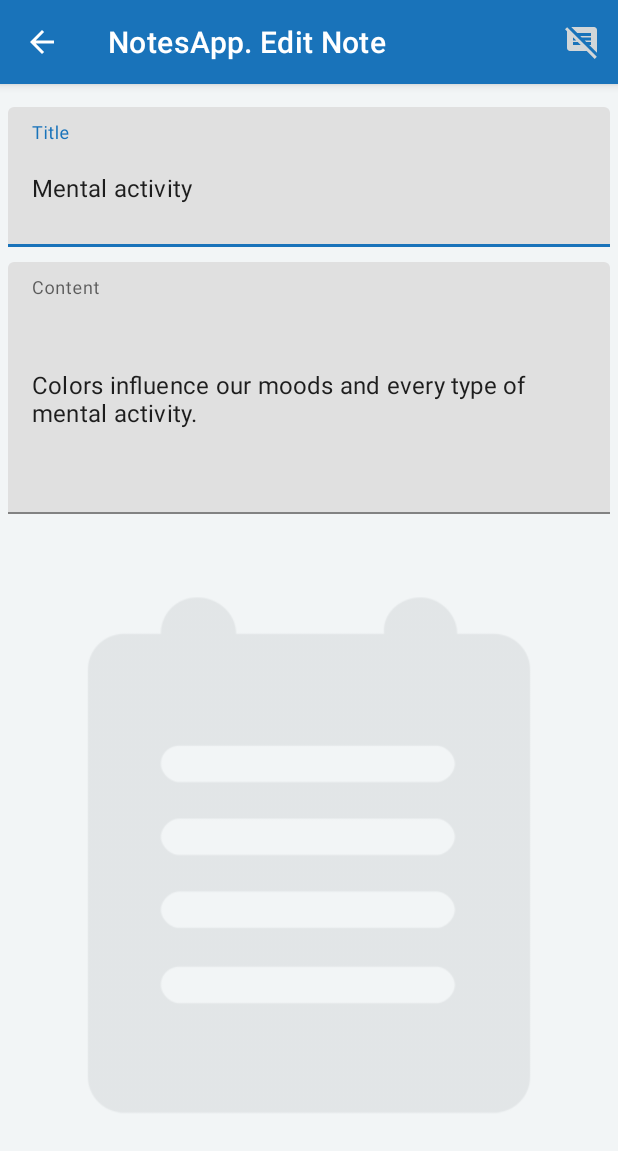
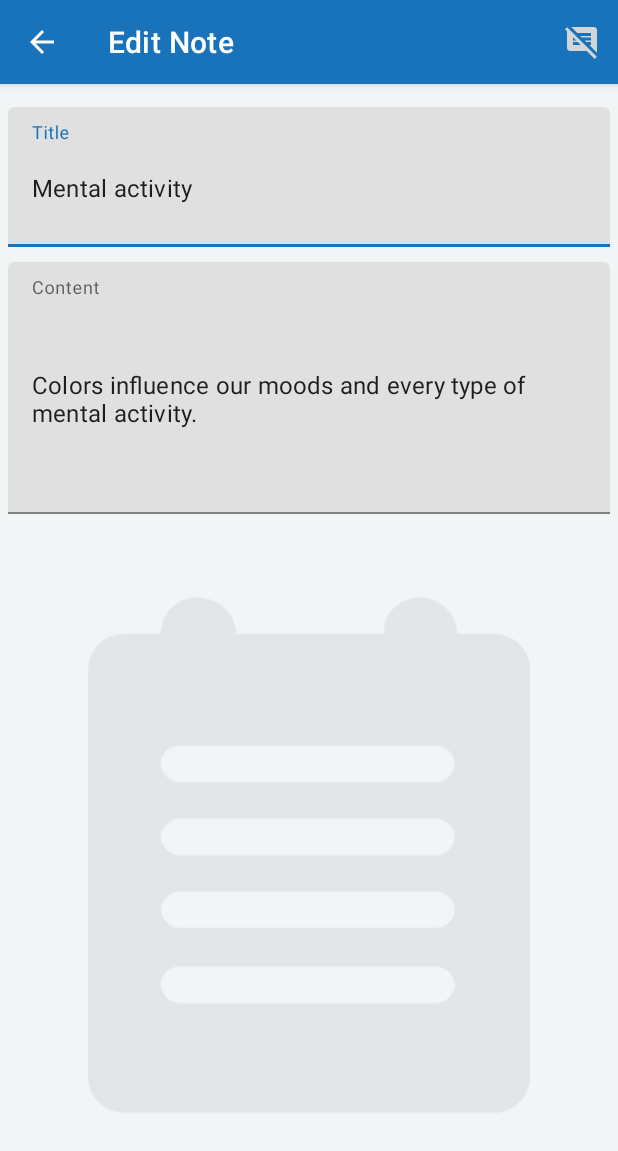
Before and after one commit to PobWalerii/NotesApp, an Android app: the screen it shows after launch (MainActivity), after a tap on "Mental activity", on a phone screen of 412 x 824 dp. Shown: the top 1151 px of the screen. Run offline under Robolectric (Android 15) with nearby library versions, the phone set to English and light mode, and no system bars; our stand-ins replace Dagger/Hilt's generated code, Room's generated code, data binding.

```diff
--- a/app/src/main/java/com/example/notesapp/data/repository/NotesRepository.kt
+++ b/app/src/main/java/com/example/notesapp/data/repository/NotesRepository.kt
@@ -82,9 +82,9 @@ class NotesRepository(
     fun getInitialDataUpload(): Boolean = successfulInitialDataUpload
 
     fun loadRemoteData(start: Boolean = false) {
+        job = CoroutineScope(Dispatchers.Default).launch {
             isLoadCanceled = false
-        serviceError.value =""
-        job = CoroutineScope(Dispatchers.Default).launch {
+            serviceError.value = ""
             isLoaded.value = true
             try {
                 apiService.getAllNote(if (start) startDelayValue else queryDelayValue).apply {
@@ -98,7 +98,7 @@ class NotesRepository(
                 if (e is CancellationException) {
                     isLoadCanceled = true
                     serviceError.value =
-                            if(start) {
+                        if (start) {
                             applicationContext.getString(R.string.interrupted_start_load)
                         } else {
                             applicationContext.getString(R.string.interrupted_update_load)
@@ -106,8 +106,7 @@ class NotesRepository(
                 } else {
                     serviceError.value = e.message.toString()
                 }
-                }
-            finally {
+            } finally {
                 isLoaded.value = false
             }
         }
@@ -125,7 +124,7 @@ class NotesRepository(
     }
 
     fun addNote(note: Notes) {
-        CoroutineScope(Dispatchers.IO).launch {
+        CoroutineScope(Dispatchers.Default).launch {
             try {
                 if(isRemoteConnect()) {
                     val resultId: Long = apiService.addNote(note, operationDelayValue)
@@ -141,7 +140,7 @@ class NotesRepository(
     }
 
     fun deleteNote(note: Notes) {
-        CoroutineScope(Dispatchers.IO).launch {
+        CoroutineScope(Dispatchers.Default).launch {
             try {
                 if(isRemoteConnect()) {
                     apiService.deleteNote(note, operationDelayValue)
--- a/app/src/main/java/com/example/notesapp/ui/editnotes/EditNotesFragment.kt
+++ b/app/src/main/java/com/example/notesapp/ui/editnotes/EditNotesFragment.kt
@@ -18,9 +18,9 @@ import com.example.notesapp.constants.KeyConstants.DATE_CHANGE_WHEN_CONTENT
 import com.example.notesapp.constants.KeyConstants.SHOW_MESSAGE_INTERNET_OK
 import com.example.notesapp.databinding.FragmentEditNotesBinding
 import com.example.notesapp.ui.main.MainActivity
-import com.example.notesapp.utils.AnimateActionBar
 import com.example.notesapp.utils.ConnectReceiver
 import com.example.notesapp.utils.HideKeyboard.hideKeyboardFromView
+import com.example.notesapp.utils.SpanableTitle
 import com.google.android.material.dialog.MaterialAlertDialogBuilder
 import dagger.hilt.android.AndroidEntryPoint
 import kotlinx.coroutines.CoroutineScope
@@ -151,14 +151,8 @@ class EditNotesFragment : Fragment() {
 
     private fun setupActionBar() {
         val actionBar = (activity as MainActivity).supportActionBar
-        //actionBar?.title = getString(R.string.app_name) + ". " +
-        //        if(args.idNote == 0L) getString(R.string.add_note) else getString(R.string.edit_note)
-        AnimateActionBar.animateTitleChange(
-            actionBar,
-            requireContext(),
-            getString(R.string.app_name) + ". " +
-                    if(args.idNote == 0L) getString(R.string.add_note) else getString(R.string.edit_note)
-        )
+        actionBar?.title =
+            if (args.idNote == 0L) getString(R.string.add_note) else getString(R.string.edit_note)
         actionBar?.setDisplayHomeAsUpEnabled(true)
 
         (requireActivity() as MenuHost).addMenuProvider(object : MenuProvider {
@@ -270,10 +264,14 @@ class EditNotesFragment : Fragment() {
     }
 
     private fun showCount(seconds: Int) {
-        val actionBar = (activity as MainActivity).supportActionBar
-        actionBar?.title = getString(R.string.app_name) + ". " +
-                (if(args.idNote == 0L) getString(R.string.add_note) else getString(R.string.edit_note)) +
-                (if (seconds > 0) "  /$seconds" else "")
+        SpanableTitle.setSpanableTitle(
+            (activity as MainActivity).supportActionBar,
+            requireContext(),
+            if (args.idNote == 0L) getString(R.string.add_note) else getString(R.string.edit_note),
+            if (seconds > 0) {
+                getString(R.string.text_wait) + " $seconds"
+            } else ""
+        )
     }
 
 
--- a/app/src/main/java/com/example/notesapp/ui/listnotes/ListNotesFragment.kt
+++ b/app/src/main/java/com/example/notesapp/ui/listnotes/ListNotesFragment.kt
@@ -7,6 +7,7 @@ import android.view.*
 import android.widget.TextView
 import android.widget.Toast
 import androidx.appcompat.app.AppCompatActivity
+import androidx.coordinatorlayout.widget.CoordinatorLayout
 import androidx.core.view.MenuHost
 import androidx.core.view.MenuProvider
 import androidx.fragment.app.Fragment
@@ -29,7 +30,8 @@ import com.example.notesapp.utils.ConnectReceiver
 import com.example.notesapp.utils.DateChangedBroadcastReceiver
 import com.example.notesapp.utils.RemoteService
 import com.example.notesapp.data.database.entitys.Notes
-import com.example.notesapp.utils.AnimateActionBar.animateTitleChange
+import com.example.notesapp.utils.SpanableTitle.setSpanableTitle
+import com.google.android.material.behavior.HideBottomViewOnScrollBehavior
 import com.google.android.material.dialog.MaterialAlertDialogBuilder
 import com.google.android.material.snackbar.Snackbar
 import dagger.hilt.android.AndroidEntryPoint
@@ -82,6 +84,7 @@ class ListNotesFragment : Fragment() {
         setupActionBar()
         loadAndRefreshSettings()
         setupRecycler()
+        observeConnectStatus()
         loadData()
         startRemoteService()
         setupButtonAddListener()
@@ -138,11 +141,14 @@ class ListNotesFragment : Fragment() {
 
     private fun showCount(seconds: Int) {
         if (!viewModel.isLoadedFlow.value) {
-            val actionBar = (activity as MainActivity).supportActionBar
-            actionBar?.title = getString(R.string.app_name) +
-                    if (seconds > 0) {
-                        "  /$seconds"
-                    } else ""
+            setSpanableTitle(
+                (activity as MainActivity).supportActionBar,
+                requireContext(),
+                getString(R.string.app_name),
+                if (seconds > 0) {
+                    getString(R.string.text_wait)+" $seconds"
+                } else ""
+            )
         }
     }
 
@@ -159,16 +165,23 @@ class ListNotesFragment : Fragment() {
             viewModel.isLoadedFlow.collect {
                 CoroutineScope(Dispatchers.Main).launch {
                     if ((showInfoLoad && !viewModel.isStartApp) || (showInfoLoadIfStart && viewModel.isStartApp)) {
-                        val actionBar = (activity as MainActivity).supportActionBar
-                        actionBar?.title = getString(R.string.app_name) +
-                                if (it) {
-                                    "  " + getString(R.string.text_load)
-                                } else ""
+                        setSpanableTitle(
+                            (activity as MainActivity).supportActionBar,
+                            requireContext(),
+                            getString(R.string.app_name),
+                            if (it) getString(R.string.text_load)  else ""
+                        )
                     }
                     if (viewModel.firstDataLoad) {
                         binding.visibleProgressRound = it
                     } else {
                         binding.visibleProgressHorizontal = it
+                    }
+                    if (!it) {
+                        val behavior =
+                            (binding.floatingActionButton.layoutParams as CoordinatorLayout.LayoutParams)
+                                .behavior as HideBottomViewOnScrollBehavior
+                        behavior.slideUp(binding.floatingActionButton)
                     }
                 }
             }
@@ -338,7 +351,6 @@ class ListNotesFragment : Fragment() {
     override fun onResume() {
         super.onResume()
         broadcastDateRegister()
-        observeConnectStatus()
         observeCounterDelay()
     }
 
@@ -383,10 +395,7 @@ class ListNotesFragment : Fragment() {
     private fun setupActionBar() {
 
         val actionBar = (activity as MainActivity).supportActionBar
-
-        //actionBar?.title = getString(R.string.app_name)
-        animateTitleChange(actionBar, requireContext(), getString(R.string.app_name))
-
+        actionBar?.title = getString(R.string.app_name)
         actionBar?.setDisplayHomeAsUpEnabled(false)
 
         (requireActivity() as MenuHost).addMenuProvider(object : MenuProvider {
--- a/app/src/main/java/com/example/notesapp/ui/settings/SettingsFragment.kt
+++ b/app/src/main/java/com/example/notesapp/ui/settings/SettingsFragment.kt
@@ -24,7 +24,6 @@ import com.example.notesapp.constants.KeyConstants.TIME_DELAY_QUERY
 import com.example.notesapp.constants.KeyConstants.TIME_DELAY_START
 import com.example.notesapp.databinding.FragmentSettingsBinding
 import com.example.notesapp.ui.main.MainActivity
-import com.example.notesapp.utils.AnimateActionBar
 import com.example.notesapp.utils.HideKeyboard.hideKeyboardFromView
 
 class SettingsFragment : Fragment() {
@@ -53,13 +52,9 @@ class SettingsFragment : Fragment() {
 
     private fun setupActionBar() {
         val actionBar = (activity as MainActivity).supportActionBar
-        AnimateActionBar.animateTitleChange(
-            actionBar,
-            requireContext(),
-            getString(R.string.app_name) + ". " + getString(R.string.settings)
-        )
-        //actionBar?.title = getString(R.string.app_name) + ". " + getString(R.string.settings)
+        actionBar?.title = getString(R.string.settings)
         actionBar?.setDisplayHomeAsUpEnabled(true)
+
         (requireActivity() as MenuHost).addMenuProvider(object : MenuProvider {
             override fun onPrepareMenu(menu: Menu) {
                 appbarMenu = menu
--- a/app/src/main/java/com/example/notesapp/utils/AnimateActionBar.kt
+++ /dev/null
@@ -1,25 +0,0 @@
-package com.example.notesapp.utils
-
-import android.content.Context
-import android.view.animation.AnimationUtils
-import androidx.appcompat.app.ActionBar
-import com.example.notesapp.R
-
-object AnimateActionBar {
-    fun animateTitleChange(actionBar: ActionBar?, context: Context, newTitle: String) {
-        if(actionBar==null) return
-        val oldTitle = actionBar.title.toString()
-        val slideLeft = AnimationUtils.loadAnimation(context, R.anim.slide_left)
-        val slideRight = AnimationUtils.loadAnimation(context, R.anim.slide_right)
-
-        actionBar.title = oldTitle
-        actionBar.title = newTitle
-        actionBar.title = oldTitle
-        val animOut = if (oldTitle.length > newTitle.length) slideRight else slideLeft
-        actionBar.customView?.startAnimation(animOut)
-
-        val animIn = if (oldTitle.length > newTitle.length) slideLeft else slideRight
-        actionBar.title = newTitle
-        actionBar.customView?.startAnimation(animIn)
-    }
-}
--- a/app/src/main/java/com/example/notesapp/utils/ConnectReceiver.kt
+++ b/app/src/main/java/com/example/notesapp/utils/ConnectReceiver.kt
@@ -8,32 +8,36 @@ import kotlinx.coroutines.flow.StateFlow
 import kotlinx.coroutines.flow.asStateFlow
 
 class ConnectReceiver(
-    applicationContext: Context
+    private val applicationContext: Context
 ) {
 
-    private val connectivityManager =
+    val connectivityManager =
         applicationContext.getSystemService(Context.CONNECTIVITY_SERVICE) as ConnectivityManager
 
-    private val isConnectStatus = MutableStateFlow(false)
+    private val isConnectStatus = MutableStateFlow(true)
     val isConnectStatusFlow: StateFlow<Boolean> = isConnectStatus.asStateFlow()
 
     init {
-        isConnectStatus.value =connectivityManager.activeNetwork != null
-
         connectivityManager.addDefaultNetworkActiveListener {
             changeNetwork()
         }
+        setStatus(connectivityManager.activeNetwork != null)
     }
 
     private fun changeNetwork() {
         connectivityManager.registerDefaultNetworkCallback(object : ConnectivityManager.NetworkCallback() {
+
             override fun onAvailable(network: Network) {
-                isConnectStatus.value = true
+                setStatus(true)
             }
             override fun onLost(network: Network) {
-                isConnectStatus.value = false
+                setStatus(false)
             }
         })
     }
 
+    private fun setStatus(status: Boolean) {
+        isConnectStatus.value = status
+    }
+
 }
--- /dev/null
+++ b/app/src/main/java/com/example/notesapp/utils/SpanableTitle.kt
@@ -0,0 +1,30 @@
+package com.example.notesapp.utils
+
+import android.content.Context
+import android.text.Spannable
+import android.text.SpannableString
+import android.text.style.ForegroundColorSpan
+import androidx.appcompat.app.ActionBar
+import androidx.core.content.ContextCompat
+import com.example.notesapp.R
+
+object SpanableTitle {
+
+    fun setSpanableTitle(
+        actionBar: ActionBar?,
+        context: Context,
+        title: String,
+        text: String
+    ) {
+        if(actionBar == null) return
+        val spannableString = SpannableString(title+text)
+        spannableString.setSpan(
+            ForegroundColorSpan(ContextCompat.getColor(context, R.color.gray)),
+            title.length,
+            title.length+text.length,
+            Spannable.SPAN_EXCLUSIVE_EXCLUSIVE
+        )
+        actionBar.title = spannableString
+    }
+
+}
--- a/app/src/main/res/values/strings.xml
+++ b/app/src/main/res/values/strings.xml
@@ -5,7 +5,8 @@
     <string name="delete">Settings</string>
     <string name="add_note">Add Note</string>
     <string name="edit_note">Edit Note</string>
-    <string name="text_load">/load…</string>
+    <string name="text_load">: load data…</string>
+    <string name="text_wait">: wait…</string>
 
     <!--dialog-->
     <string name="but_yes_txt">Yes</string>
```
Also changed, not shown: app/src/main/res/anim/slide_left.xml (deleted, +0 -8 lines), app/src/main/res/anim/slide_right.xml (deleted, +0 -8 lines). Lines whose indentation alone changed are shown as unchanged.
